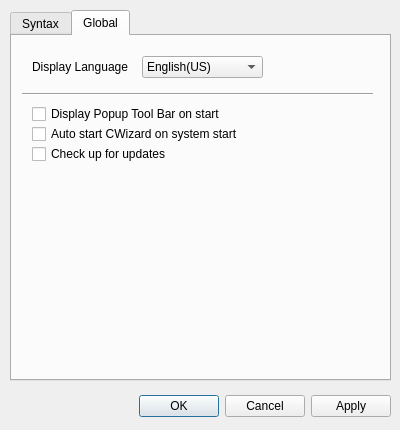
First picture: the form in src/dialog/settingdialog.ui, repository takashiro/CWizard, before the edit.
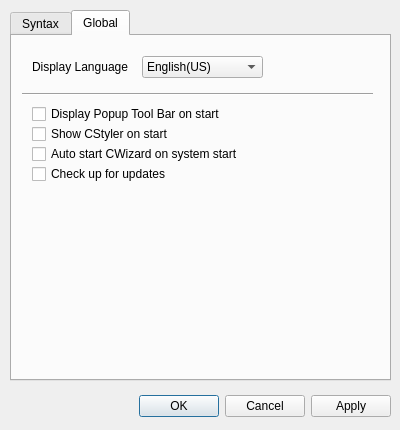
Second picture: the form after the edit. The open tabs and pages were chosen to show the change.

Commit message: Add new checkbox (Show Styler On Start) Signed-off-by: takashiro <takashiro@qq.com>

```diff
--- a/src/dialog/settingdialog.ui
+++ b/src/dialog/settingdialog.ui
@@ -318,7 +318,7 @@
      <property name="geometry">
       <rect>
        <x>20</x>
-       <y>90</y>
+       <y>110</y>
        <width>261</width>
        <height>16</height>
       </rect>
@@ -331,7 +331,7 @@
      <property name="geometry">
       <rect>
        <x>20</x>
-       <y>110</y>
+       <y>130</y>
        <width>261</width>
        <height>16</height>
       </rect>
@@ -340,6 +340,19 @@
       <string>Check up for updates</string>
      </property>
     </widget>
+    <widget class="QCheckBox" name="showStylerOnStart">
+     <property name="geometry">
+      <rect>
+       <x>20</x>
+       <y>90</y>
+       <width>171</width>
+       <height>16</height>
+      </rect>
+     </property>
+     <property name="text">
+      <string>Show CStyler on start</string>
+     </property>
+    </widget>
    </widget>
   </widget>
  </widget>
```
The commit also changes 13 other files.
